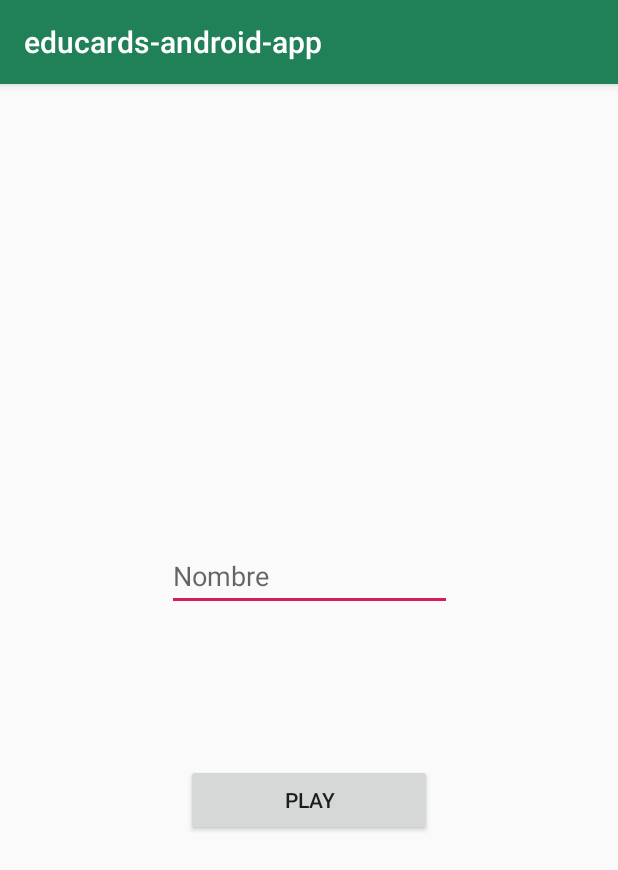
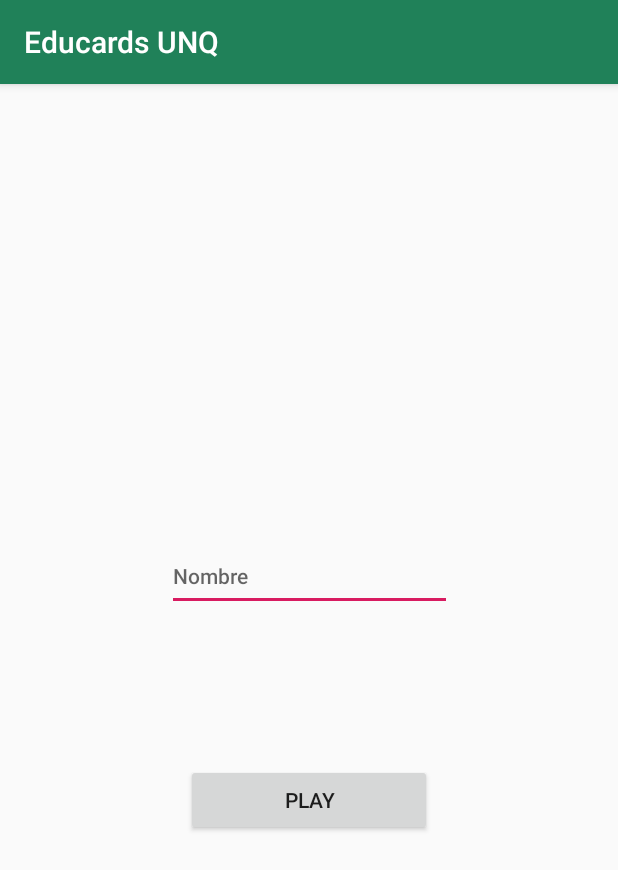
Before and after one commit to JoaquinDecima/educards-android-app, an Android app: the screen it shows after launch (MainActivity), on a phone screen of 412 x 824 dp. Shown: the top 870 px of the screen. Run offline under Robolectric (Android 15) with nearby library versions, the phone set to English and light mode, and no system bars.

Commit message:
Mergg Final
Se limpia codigo
Se soluciona error con el nombre de usuario
Se modifica nombre de la app

```diff
--- a/app/src/main/java/unq/alu/educards_android_app/MainActivity.java
+++ b/app/src/main/java/unq/alu/educards_android_app/MainActivity.java
@@ -15,14 +15,14 @@ public class MainActivity extends AppCompatActivity {
         setContentView(R.layout.activity_main);
 
 
-        final EditText playerName = (EditText) findViewById(R.id.editTextMain);
+        final EditText playerName = findViewById(R.id.editTextMain);
 
-        Button playButton = (Button) findViewById(R.id.playButton);
+        Button playButton = findViewById(R.id.playButton);
         playButton.setOnClickListener(new View.OnClickListener() {
             @Override
             public void onClick(View view) {
                 Intent startIntent = new Intent(getApplicationContext(),JugarActivity.class);
-                startIntent.putExtra("unq.alu.educards_android_app.EXTRA", playerName.getText() );
+                startIntent.putExtra("unq.alu.educards_android_app.EXTRA", playerName.getText().toString() );
                 startActivity(startIntent);
             }
         });
--- a/app/src/main/res/layout/activity_jugar.xml
+++ b/app/src/main/res/layout/activity_jugar.xml
@@ -131,6 +131,7 @@
                 android:layout_marginTop="8dp"
                 android:layout_marginEnd="8dp"
                 android:layout_marginBottom="8dp"
+                android:text="@string/playerName"
                 app:layout_constraintBottom_toBottomOf="parent"
                 app:layout_constraintEnd_toEndOf="parent"
                 app:layout_constraintHorizontal_bias="0.17"
--- a/app/src/main/res/layout/activity_main.xml
+++ b/app/src/main/res/layout/activity_main.xml
@@ -47,6 +47,9 @@
                 android:layout_marginEnd="8dp"
                 android:hint="@string/playerName"
                 android:inputType="text"
+                android:selectAllOnFocus="false"
+                android:singleLine="true"
+                android:textAppearance="@style/TextAppearance.AppCompat.Body2"
                 app:layout_constraintEnd_toEndOf="parent"
                 app:layout_constraintStart_toStartOf="parent"
                 app:layout_constraintTop_toTopOf="parent" />
--- a/app/src/main/res/values/strings.xml
+++ b/app/src/main/res/values/strings.xml
@@ -1,9 +1,9 @@
 <resources>
-    <string name="app_name">educards-android-app</string>
+    <string name="app_name">Educards UNQ</string>
 
     <string name="play">Play</string>
 
-    <string name="playerName">  Nombre</string>
+    <string name="playerName">Nombre</string>
 
     <string name="card1">Carta1</string>
     <string name="card2">Carta2</string>
```
